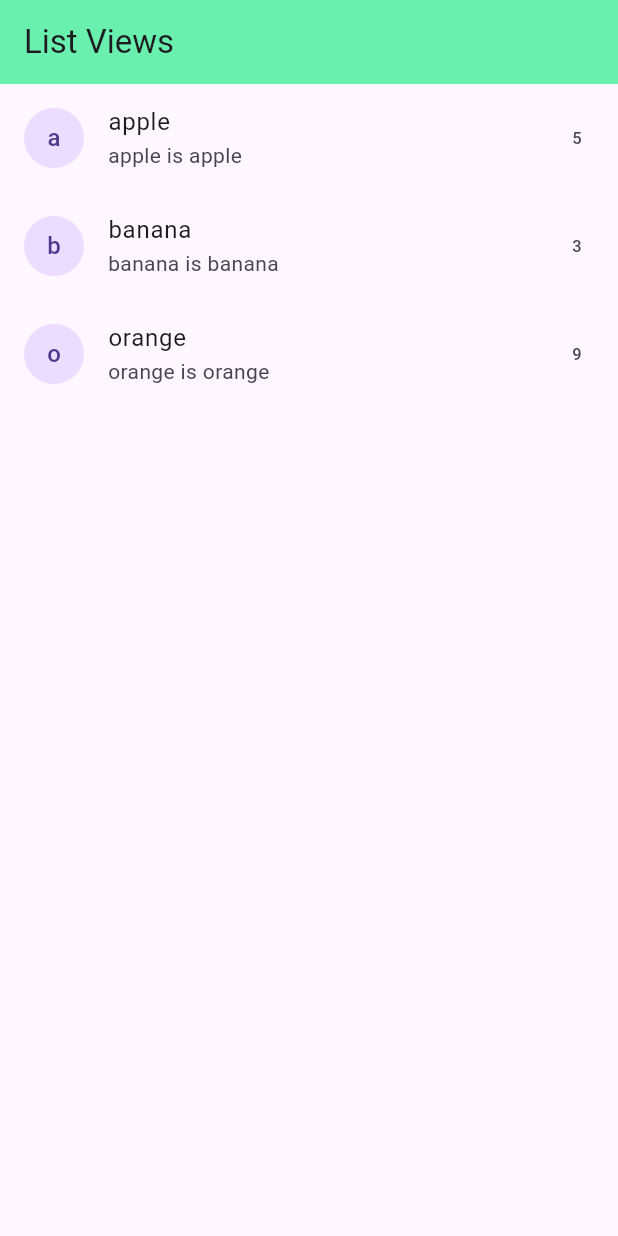
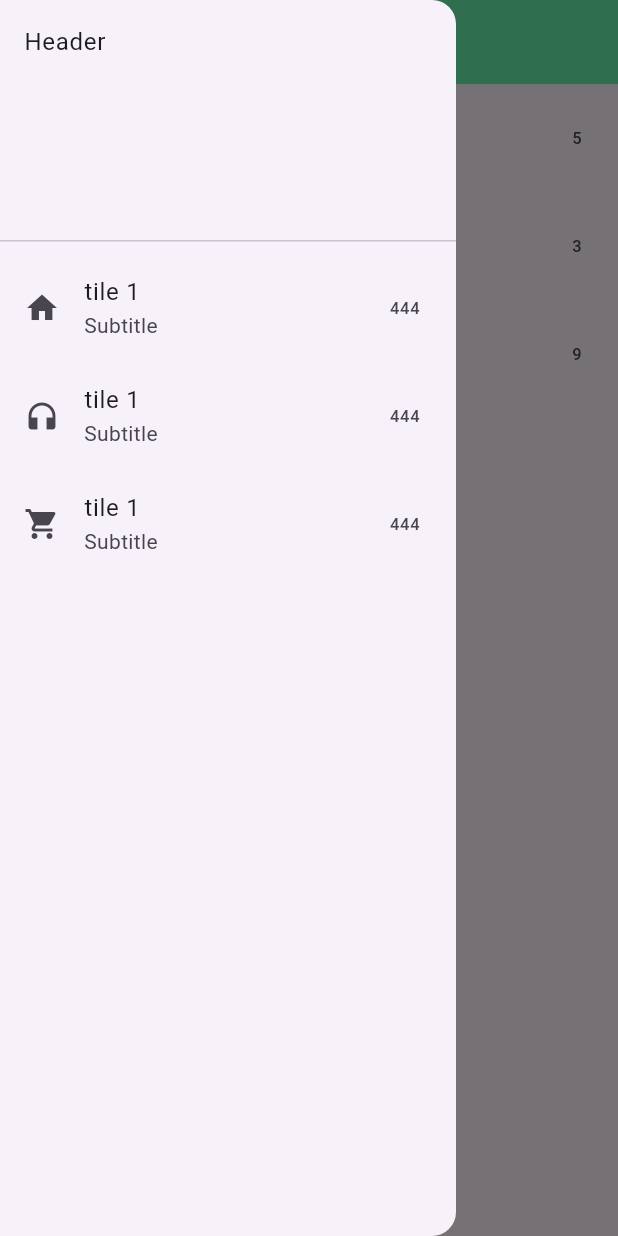
Before and after one commit to systemry420/first-flutter-app, a Flutter app: the screen it shows after launch, with the side drawer open (before the commit the screen has no drawer), on a phone screen of 412 x 824 dp. Run offline on Flutter 3.47's test engine with Material 3 defaults, Android fonts, the phone set to English and light mode, and no system bars.

Commit message:
add menu drawer

```diff
--- a/lib/Screens/ListViews.dart
+++ b/lib/Screens/ListViews.dart
@@ -14,6 +14,34 @@ class ListViews extends StatelessWidget {
         title: Text('List Views'),
         backgroundColor: Colors.greenAccent,
       ),
+      drawer: Drawer(
+        child: ListView(
+          children: [
+            DrawerHeader(child: Text('Header'),),
+            ListTile(
+              leading: Icon(Icons.home),
+              title: Text('tile 1'),
+              subtitle: Text('Subtitle'),
+              trailing: Text('444'),
+              onTap: () {},
+            ),
+            ListTile(
+              leading: Icon(Icons.headphones),
+              title: Text('tile 1'),
+              subtitle: Text('Subtitle'),
+              trailing: Text('444'),
+              onTap: () {},
+            ),
+            ListTile(
+              leading: Icon(Icons.shopping_cart),
+              title: Text('tile 1'),
+              subtitle: Text('Subtitle'),
+              trailing: Text('444'),
+              onTap: () {},
+            ),
+          ],
+        ),
+      ),
       body: Container(
         child: ListView.builder(
           itemCount: products.length,
@@ -28,31 +56,7 @@ class ListViews extends StatelessWidget {
         )
         /* ListView(
           padding: EdgeInsets.all(11),
-            children: [
-              ListTile(
-                leading: Icon(Icons.alarm),
-                title: Text('tile 1'),
-                subtitle: Text('Subtitle'),
-                trailing: Text('444'),
-                onTap: () {},
-                tileColor: Colors.redAccent.shade100,
-              ),
-              ListTile(
-                leading: Icon(Icons.alarm),
-                title: Text('tile 1'),
-                subtitle: Text('Subtitle'),
-                trailing: Text('444'),
-                onTap: () {},
-              ),
-              ListTile(
-                leading: Icon(Icons.alarm),
-                title: Text('tile 1'),
-                subtitle: Text('Subtitle'),
-                trailing: Text('444'),
-                onTap: () {},
-                tileColor: Colors.redAccent.shade100,
-              ),
-            ],
+
           ), */
       )
     );
```
